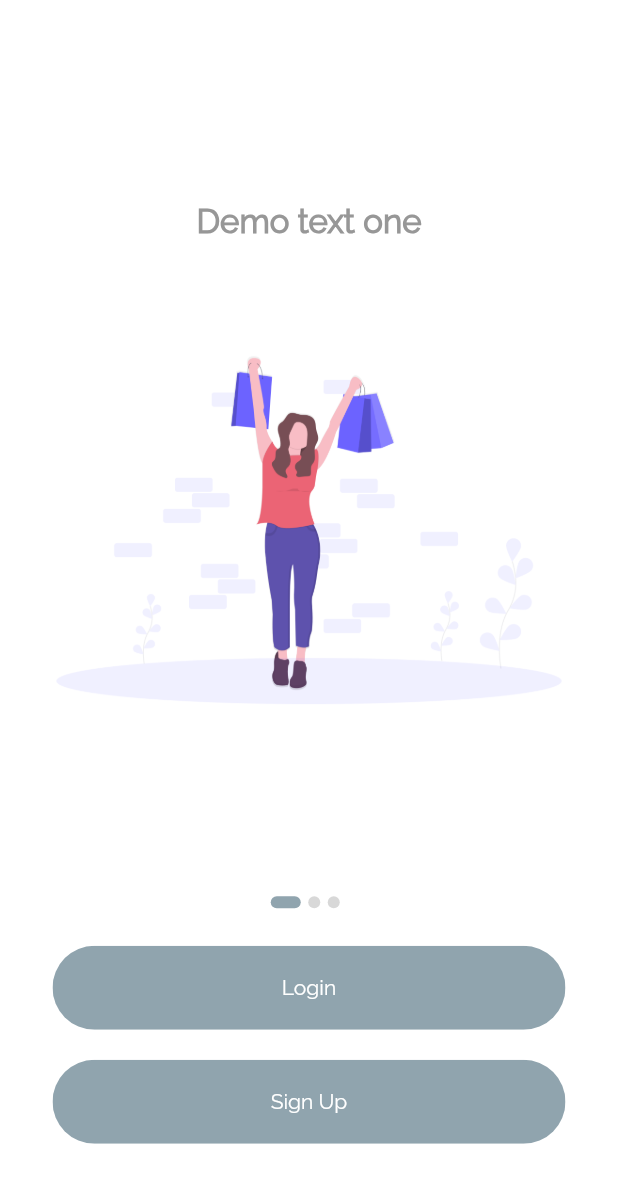
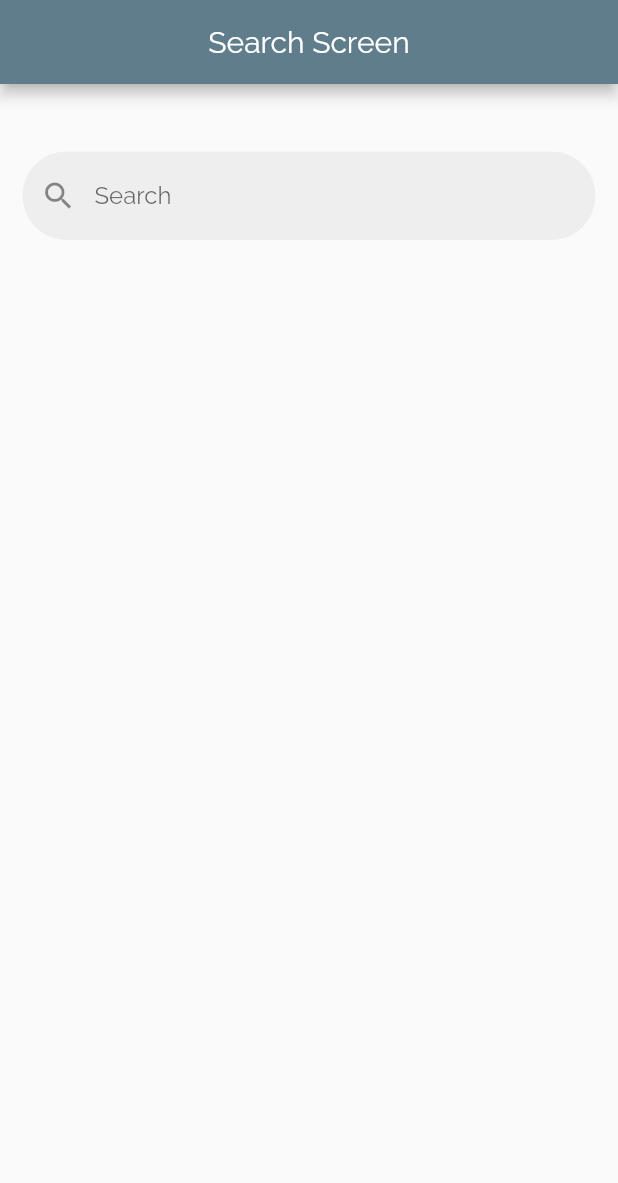
Before and after one commit to tonujewel/SX-Commerce, a Flutter app: the screen it shows after launch, on a phone screen of 412 x 824 dp. Shown: the top 1183 px of the screen. Run offline on Flutter 3.47's test engine with Material 2 defaults, Android fonts, the phone set to English and light mode, and no system bars; our stand-ins replace carousel_pro, carousel_slider, easy_localization, fancy_bottom_navigation, flutter_platform_widgets, flutter_spinkit and 5 more.

Commit message:
small design change

```diff
--- a/lib/Utils/AppConstant.dart
+++ b/lib/Utils/AppConstant.dart
@@ -2,7 +2,7 @@ import 'package:easy_localization/easy_localization.dart';
 import 'package:flutter/cupertino.dart';
 import 'package:flutter/material.dart';
 import 'package:fluttertoast/fluttertoast.dart';
-import 'package:sx_commerece/screens/main.dart';
+import 'file:///D:/SoftX/Flutter%20project/sx_commerece/sx_commerece/lib/main.dart';
 
 // On board slider
 List<Map<String, String>> onBoardData = [
--- a/lib/screens/main.dart
+++ b/lib/main.dart
@@ -4,6 +4,7 @@ import 'package:flutter/material.dart';
 import 'package:sx_commerece/Language/Language.dart';
 import 'package:sx_commerece/screens/bottomNavigation/home/HomeScreen.dart';
 import 'package:sx_commerece/screens/product_details/ProductDetailsScreen.dart';
+import 'package:sx_commerece/screens/search_screen.dart';
 import 'package:sx_commerece/screens/splash/SplashScreen.dart';
 
 Language language = Language();
@@ -32,7 +33,7 @@ class MyApp extends StatelessWidget {
           primarySwatch: Colors.blueGrey,
           visualDensity: VisualDensity.adaptivePlatformDensity,
           fontFamily: 'Raleway'),
-          home: SplashScreen(),
+          home: SearchScreen(),
       //    home: ProductDetailsScreen(),
     );
   }
--- a/lib/screens/OTP_screen/OTPScreen.dart
+++ b/lib/screens/OTP_screen/OTPScreen.dart
@@ -7,7 +7,7 @@ import 'package:sx_commerece/Dimension/Dimension.dart';
 import 'package:sx_commerece/Utils/AppConstant.dart';
 import 'package:sx_commerece/components/Loading_Button.dart';
 import 'file:///D:/SoftX/Flutter%20project/sx_commerece/sx_commerece/lib/screens/OTP_screen/OTPProvider.dart';
-import 'package:sx_commerece/screens/main.dart';
+import 'file:///D:/SoftX/Flutter%20project/sx_commerece/sx_commerece/lib/main.dart';
 
 class OTPScreen extends StatefulWidget {
   @override
--- a/lib/screens/bottomNavigation/profile/ProfileScreen.dart
+++ b/lib/screens/bottomNavigation/profile/ProfileScreen.dart
@@ -1,7 +1,7 @@
 import 'package:flutter/material.dart';
 import 'package:sx_commerece/components/TextFieldWithShadow.dart';
 import 'package:sx_commerece/components/RoundedButton.dart';
-import 'package:sx_commerece/screens/main.dart';
+import 'file:///D:/SoftX/Flutter%20project/sx_commerece/sx_commerece/lib/main.dart';
 import 'dart:io';
 import 'package:image_picker/image_picker.dart';
 
--- a/lib/screens/forgot_password/ForgotPassword.dart
+++ b/lib/screens/forgot_password/ForgotPassword.dart
@@ -7,7 +7,7 @@ import 'package:sx_commerece/components/Loading_Button.dart';
 import 'package:sx_commerece/components/RoundedTextFormFIeld.dart';
 import 'package:sx_commerece/components/TextFieldWithShadow.dart';
 import 'file:///D:/SoftX/Flutter%20project/sx_commerece/sx_commerece/lib/screens/forgot_password/ForgotProvider.dart';
-import 'package:sx_commerece/screens/main.dart';
+import 'file:///D:/SoftX/Flutter%20project/sx_commerece/sx_commerece/lib/main.dart';
 
 class ForgotPassword extends StatefulWidget {
   @override
--- a/lib/screens/login/Login.dart
+++ b/lib/screens/login/Login.dart
@@ -9,7 +9,7 @@ import 'file:///D:/SoftX/Flutter%20project/sx_commerece/sx_commerece/lib/screens
 import 'package:provider/provider.dart';
 import 'package:sx_commerece/components/TextFieldWithShadow.dart';
 import 'package:sx_commerece/screens/signUp/SignUp.dart';
-import '../main.dart';
+import '../../main.dart';
 
 class LoginScreen extends StatefulWidget {
   @override
--- a/lib/screens/main_screen/MainPageProvider.dart
+++ b/lib/screens/main_screen/MainPageProvider.dart
@@ -1,6 +1,6 @@
 import 'package:flutter/material.dart';
 import 'package:sx_commerece/CustomIcon/custom_icon_icons.dart' as CustomIcon;
-import 'package:sx_commerece/screens/main.dart';
+import 'file:///D:/SoftX/Flutter%20project/sx_commerece/sx_commerece/lib/main.dart';
 
 class MainPageProvider with ChangeNotifier{
   BuildContext context;
--- a/lib/screens/onBoard/OnBoard.dart
+++ b/lib/screens/onBoard/OnBoard.dart
@@ -2,7 +2,7 @@ import 'package:flutter/material.dart';
 import 'package:sx_commerece/Utils/AppConstant.dart';
 import 'package:sx_commerece/components/RoundedButton.dart';
 import 'package:sx_commerece/screens/login/Login.dart';
-import 'package:sx_commerece/screens/main.dart';
+import 'file:///D:/SoftX/Flutter%20project/sx_commerece/sx_commerece/lib/main.dart';
 import 'package:sx_commerece/screens/onBoard/OnBoardContent.dart';
 import 'package:sx_commerece/screens/signUp/SignUp.dart';
 
--- a/lib/screens/reset_screen/ResetScreen.dart
+++ b/lib/screens/reset_screen/ResetScreen.dart
@@ -6,7 +6,7 @@ import 'package:sx_commerece/components/Loading_Button.dart';
 import 'package:sx_commerece/components/PasswordTextFieldWithShadow.dart';
 import 'package:sx_commerece/components/RoundedPasswordTextFormField.dart';
 import 'file:///D:/SoftX/Flutter%20project/sx_commerece/sx_commerece/lib/screens/reset_screen/ResetProvider.dart';
-import 'package:sx_commerece/screens/main.dart';
+import 'file:///D:/SoftX/Flutter%20project/sx_commerece/sx_commerece/lib/main.dart';
 
 class ResetScreen extends StatefulWidget {
   @override
--- /dev/null
+++ b/lib/screens/search_screen.dart
@@ -0,0 +1,39 @@
+import 'package:flutter/material.dart';
+class SearchScreen extends StatefulWidget {
+  @override
+  _SearchScreenState createState() => _SearchScreenState();
+}
+
+class _SearchScreenState extends State<SearchScreen> {
+  @override
+  Widget build(BuildContext context) {
+    return SafeArea(
+      child: Scaffold(
+        appBar: AppBar(
+          title: Center(child: Text("Search Screen")),),
+        body: Column(
+          children: [
+            SizedBox(height: 30.0,),
+            Padding(
+              padding: const EdgeInsets.all(15.0),
+              child: TextField(
+                  decoration: InputDecoration(
+                      enabledBorder: OutlineInputBorder(
+                          borderSide: BorderSide(color: Colors.transparent),
+                          borderRadius: BorderRadius.all(Radius.circular(30.0))),
+                      focusedBorder: OutlineInputBorder(
+                          borderSide: BorderSide(color: Colors.transparent),
+                          borderRadius: BorderRadius.all(Radius.circular(30.0))),
+                      prefixIcon: Icon(Icons.search),
+                      hintText: "Search",
+                      filled: true,
+                      fillColor: Colors.grey[200]
+                  )
+              ),
+            ),
+          ],
+        )
+      ),
+    );
+  }
+}
--- a/lib/screens/signUp/SignUp.dart
+++ b/lib/screens/signUp/SignUp.dart
@@ -7,7 +7,7 @@ import 'package:sx_commerece/components/RoundedButton.dart';
 import 'package:sx_commerece/components/TextFieldWithShadow.dart';
 import 'package:sx_commerece/screens/bottomNavigation/home/HomeScreen.dart';
 import 'package:sx_commerece/screens/login/Login.dart';
-import 'package:sx_commerece/screens/main.dart';
+import 'file:///D:/SoftX/Flutter%20project/sx_commerece/sx_commerece/lib/main.dart';
 
 class SignUp extends StatefulWidget {
   @override
--- a/lib/screens/splash/SplashScreen.dart
+++ b/lib/screens/splash/SplashScreen.dart
@@ -4,7 +4,7 @@ import 'package:flutter/material.dart';
 import 'package:flutter_spinkit/flutter_spinkit.dart';
 import 'package:sx_commerece/Utils/AppConstant.dart';
 import 'package:sx_commerece/screens/onBoard/OnBoard.dart';
-import '../main.dart';
+import '../../main.dart';
 
 class SplashScreen extends StatefulWidget {
   @override
```
Also changed, not shown: 22 other files.
